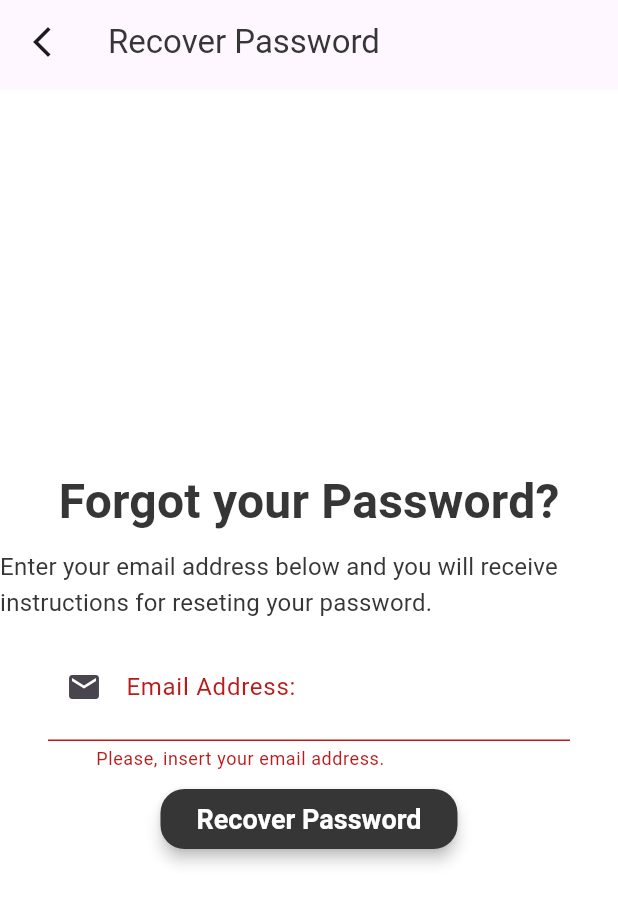
After one commit to Luis-Lobo/Flutter_Products_Demo, a Flutter app: the RecoverPasswordPageUi screen opened by its route, after a tap on "Recover Password", on a phone screen of 412 x 824 dp. The commit adds this screen. Shown: the top 904 px of the screen. Run offline on Flutter 3.47's test engine with Material 3 defaults, Android fonts, the phone set to English and light mode, and no system bars; our stand-ins replace carousel_slider, cloud_firestore, dio, equatable, firebase_auth, firebase_core and 7 more; accounts and stored records are empty; generated files the repository leaves out were written again; network calls fail.

Commit message:
recover password implementation

```diff
--- a/lib/main.dart
+++ b/lib/main.dart
@@ -7,6 +7,7 @@ import 'package:flutter_products_demo/src/core/factories/cubit_factories.dart';
 import 'package:flutter_products_demo/src/features/authentication/presentations/components/business_components/authentication_cubit.dart';
 import 'package:flutter_products_demo/src/features/authentication/presentations/user_interfaces/create_account_page_ui.dart';
 import 'package:flutter_products_demo/src/features/authentication/presentations/user_interfaces/login_page_ui.dart';
+import 'package:flutter_products_demo/src/features/authentication/presentations/user_interfaces/recover_password_page_ui.dart';
 import 'package:flutter_products_demo/src/features/products/domain/models/product_model.dart';
 import 'package:flutter_products_demo/src/features/products/presentations/user_interfaces/product_details_ui.dart';
 import 'package:flutter_products_demo/src/features/products/presentations/bussiness_components/products_cubit.dart';
@@ -61,6 +62,12 @@ final GoRouter _router = GoRouter(
             return const CreateAccountPageUI();
           },
         ),
+        GoRoute(
+          path: 'recoverPasswordPage',
+          builder: (BuildContext context, GoRouterState state) {
+            return const RecoverPasswordPageUi();
+          },
+        ),
       ],
     ),
   ],
--- a/lib/src/core/l10n/app_en.arb
+++ b/lib/src/core/l10n/app_en.arb
@@ -38,6 +38,10 @@
     "productRatings" : "Product Ratings",
     "profile" : "PROFILE",
     "purchase" : "PURCHASE",
+    "recoverPassword" : "Recover Password",
+    "recoverPasswordTitle" : "Forgot your Password?",
+    "recoverPasswordSubTitle" : "Enter your email address below and you will receive instructions for reseting your password.",
+    "recoverPasswordSuccess": "We have sent a password recovery link to your email. Please check your inbox and follow the instructions to reset your password.",
     "removeToCard" : "Removed from shopping cart",
     "search": "SEARCH",
     "securityCode": "Security Code",
--- a/lib/src/features/authentication/data/authentication_repository.dart
+++ b/lib/src/features/authentication/data/authentication_repository.dart
@@ -15,4 +15,6 @@ abstract class AuthenticationRepository {
   Future<void> login({required String email, required String password});
 
   Future<void> logout(BuildContext context);
+
+  Future<void> recoverPassword({required String email});
 }
--- a/lib/src/features/authentication/data/authentication_repository_impl.dart
+++ b/lib/src/features/authentication/data/authentication_repository_impl.dart
@@ -61,4 +61,9 @@ class AuthenticationRepositoryImpl implements AuthenticationRepository {
     await FirebaseAuth.instance.signOut();
     context.go('/');
   }
+
+  @override
+  Future<void> recoverPassword({required String email}) async {
+    await auth.sendPasswordResetEmail(email: email);
+  }
 }
--- a/lib/src/features/authentication/domain/use_cases/authentication_use_case.dart
+++ b/lib/src/features/authentication/domain/use_cases/authentication_use_case.dart
@@ -16,4 +16,6 @@ abstract class AuthenticationUseCase {
   Future<void> login({required String email, required String password});
 
   Future<void> logout(BuildContext context);
+
+  Future<void> recoverPassword({required String email});
 }
--- a/lib/src/features/authentication/domain/use_cases/authentication_use_case_impl.dart
+++ b/lib/src/features/authentication/domain/use_cases/authentication_use_case_impl.dart
@@ -32,4 +32,7 @@ class AuthenticationUseCaseImpl implements AuthenticationUseCase {
 
   @override
   Future<void> logout(BuildContext context) => _repository.logout(context);
+
+  @override
+  Future<void> recoverPassword({required String email}) => _repository.recoverPassword(email: email);
 }
--- a/lib/src/features/authentication/presentations/components/business_components/authentication_cubit.dart
+++ b/lib/src/features/authentication/presentations/components/business_components/authentication_cubit.dart
@@ -89,4 +89,19 @@ class AuthenticationCubit extends Cubit<AuthenticationState> {
       ));
     }
   }
+
+  void recoverPassword({required String email}) async {
+    emit(state.copyWith(uiState: AuthenticationUIState.loading));
+    try {
+      await _useCase.recoverPassword(email: email);
+      emit(state.copyWith(
+        recoverPasswordSucess: true,
+      ));
+    } catch (exception) {
+      emit(state.copyWith(
+        uiState: AuthenticationUIState.error,
+        recoverPasswordSucess: false,
+      ));
+    }
+  }
 }
--- a/lib/src/features/authentication/presentations/components/business_components/authentication_state.dart
+++ b/lib/src/features/authentication/presentations/components/business_components/authentication_state.dart
@@ -8,6 +8,7 @@ class AuthenticationState extends Equatable {
   final String? registerErrorMessage;
   final String? loginErrorMessage;
   final UserModel? userModel;
+  final bool recoverPasswordSucess;
 
   factory AuthenticationState.initial() => const AuthenticationState(
         uiState: AuthenticationUIState.initial,
@@ -20,6 +21,7 @@ class AuthenticationState extends Equatable {
     this.registerErrorMessage,
     this.loginErrorMessage,
     this.userModel,
+    this.recoverPasswordSucess = false,
   });
 
   AuthenticationState copyWith({
@@ -29,6 +31,7 @@ class AuthenticationState extends Equatable {
     String? registerErrorMessage,
     String? loginErrorMessage,
     UserModel? userModel,
+    bool? recoverPasswordSucess,
   }) =>
       AuthenticationState(
         uiState: uiState ?? this.uiState,
@@ -37,6 +40,7 @@ class AuthenticationState extends Equatable {
         registerErrorMessage: registerErrorMessage ?? this.registerErrorMessage,
         loginErrorMessage: loginErrorMessage ?? this.loginErrorMessage,
         userModel: userModel ?? this.userModel,
+        recoverPasswordSucess: recoverPasswordSucess ?? this.recoverPasswordSucess,
       );
 
   @override
@@ -46,6 +50,7 @@ class AuthenticationState extends Equatable {
         loginSucess,
         loginErrorMessage,
         userModel,
+        recoverPasswordSucess,
       ];
 }
 
--- a/lib/src/features/authentication/presentations/user_interfaces/create_account_page_ui.dart
+++ b/lib/src/features/authentication/presentations/user_interfaces/create_account_page_ui.dart
@@ -206,7 +206,10 @@ class _CreateAccountPageUIState extends State<CreateAccountPageUI> {
                   ),
                 ),
                 const SizedBox(height: ApplicationStylesConstants.spacing4Sp),
-                if (_errorMessage.isNotEmpty) ErrorMessage(message: _errorMessage)
+                if (_errorMessage.isNotEmpty) Padding(
+                      padding: const EdgeInsets.symmetric(horizontal: 32.0),
+                      child: ErrorMessage(message: _errorMessage),
+                    )
               ],
             ),
           ),
--- a/lib/src/features/authentication/presentations/user_interfaces/login_page_ui.dart
+++ b/lib/src/features/authentication/presentations/user_interfaces/login_page_ui.dart
@@ -1,4 +1,3 @@
-//import 'package:firebase_auth/firebase_auth.dart';
 import 'package:flutter/material.dart';
 import 'package:flutter_bloc/flutter_bloc.dart';
 import 'package:flutter_gen/gen_l10n/app_localizations.dart';
@@ -21,7 +20,6 @@ class LoginPageUi extends StatefulWidget {
 
 class _LoginPageUiState extends State<LoginPageUi> {
   bool _obscureText = true;
-  //final _auth = FirebaseAuth.instance;
   final _formKey = GlobalKey<FormState>();
   final _emailController = TextEditingController();
   final _passwordController = TextEditingController();
@@ -34,7 +32,8 @@ class _LoginPageUiState extends State<LoginPageUi> {
     final textTheme = Theme.of(context).textTheme;
     final height = MediaQuery.of(context).size.height;
     final cubit = context.read<AuthenticationCubit>();
-    return BlocConsumer<AuthenticationCubit, AuthenticationState>(listener: (context, currentState) {
+    return BlocConsumer<AuthenticationCubit, AuthenticationState>(
+      listener: (context, currentState) {
       if (_formKey.currentState!.validate()) {
         _isLoading = true;
         if (currentState.loginSucess) {
@@ -134,12 +133,15 @@ class _LoginPageUiState extends State<LoginPageUi> {
                   const SizedBox(height: ApplicationStylesConstants.spacing8Sp),
                   Flexible(
                     flex: 1,
+                    child: GestureDetector(
+                      onTap:  () => context.go('/recoverPasswordPage'),
                       child: Text(
                         l10n.forgotPassword,
                         textAlign: TextAlign.center,
                         style: textTheme.titleMedium?.copyWith(
                           color: ApplicationColors.darkBlue,
                           fontWeight: FontWeight.w400,
+                        ),
                       ),
                     ),
                   ),
@@ -170,7 +172,10 @@ class _LoginPageUiState extends State<LoginPageUi> {
                     ),
                   ),
                   const SizedBox(height: ApplicationStylesConstants.spacing4Sp),
-                  if (_errorMessage.isNotEmpty) ErrorMessage(message: _errorMessage)
+                  if (_errorMessage.isNotEmpty) Padding(
+                      padding: const EdgeInsets.symmetric(horizontal: 32.0),
+                      child: ErrorMessage(message: _errorMessage),
+                    )
                 ],
               ),
             ),
--- /dev/null
+++ b/lib/src/features/authentication/presentations/user_interfaces/recover_password_page_ui.dart
@@ -0,0 +1,119 @@
+import 'package:flutter/material.dart';
+import 'package:flutter_bloc/flutter_bloc.dart';
+import 'package:flutter_gen/gen_l10n/app_localizations.dart';
+import 'package:flutter_products_demo/src/core/components/product_button.dart';
+import 'package:flutter_products_demo/src/core/components/product_circular_progress_indicator.dart';
+import 'package:flutter_products_demo/src/core/components/product_text_form_field.dart';
+import 'package:flutter_products_demo/src/core/components/products_bar.dart';
+import 'package:flutter_products_demo/src/core/theme/application_colors.dart';
+import 'package:flutter_products_demo/src/core/theme/application_styles_constants.dart';
+import 'package:flutter_products_demo/src/features/authentication/presentations/components/business_components/authentication_cubit.dart';
+import 'package:flutter_products_demo/src/features/authentication/presentations/components/business_components/authentication_state.dart';
+import 'package:flutter_products_demo/src/features/authentication/presentations/components/error_message.dart';
+import 'package:flutter_products_demo/src/features/products/presentations/components/product_snack_bar.dart';
+import 'package:go_router/go_router.dart';
+
+class RecoverPasswordPageUi extends StatefulWidget {
+  const RecoverPasswordPageUi({super.key});
+
+  @override
+  State<RecoverPasswordPageUi> createState() => _RecoverPasswordPageUiState();
+}
+
+class _RecoverPasswordPageUiState extends State<RecoverPasswordPageUi> {
+  final _formKey = GlobalKey<FormState>();
+  final _emailController = TextEditingController();
+  bool _isLoading = false;
+  String _errorMessage = "";
+
+  @override
+  Widget build(BuildContext context) {
+    final l10n = AppLocalizations.of(context)!;
+    final textTheme = Theme.of(context).textTheme;
+    final cubit = context.read<AuthenticationCubit>();
+    return BlocConsumer<AuthenticationCubit, AuthenticationState>(
+        listener: (context, currentState) {
+          if (_formKey.currentState!.validate()) {
+        _isLoading = true;
+        if (currentState.recoverPasswordSucess) {
+          ProductSnackBar.showAdditionSnackBar(context: context, message: l10n.recoverPasswordSuccess);
+        } else {
+          _errorMessage = 'Recover password failed: ${currentState.loginErrorMessage}';
+        }
+        _isLoading = false;
+      }
+        },
+        builder: (context, state) {
+          return Scaffold(
+            appBar: ProductsBar(
+              title: l10n.recoverPassword,
+              onPop: () => context.pop(),
+            ),
+            body: Form(
+              key: _formKey,
+              child: Container(
+                color: ApplicationColors.white,
+                child: Column(
+                  mainAxisAlignment: MainAxisAlignment.center,
+                  children: [
+                    Text(
+                      l10n.recoverPasswordTitle,
+                      style: textTheme.titleMedium?.copyWith(
+                        color: ApplicationColors.black36,
+                        fontWeight: FontWeight.w700,
+                        fontSize: 32,
+                      ),
+                    ),
+                    const SizedBox(height: ApplicationStylesConstants.spacing8Sp),
+                    Text(
+                      l10n.recoverPasswordSubTitle,
+                      style: textTheme.titleMedium?.copyWith(
+                        color: ApplicationColors.black36,
+                        fontWeight: FontWeight.w400,
+                        fontSize: 16,
+                      ),
+                    ),
+                    const SizedBox(height: ApplicationStylesConstants.spacing8Sp),
+                    Padding(
+                      padding: const EdgeInsets.symmetric(horizontal: 32.0),
+                      child: ProductTextFormField(
+                        hintText: l10n.emailAddress,
+                        labelText: l10n.emailAddress,
+                        controller: _emailController,
+                        keyboardType: TextInputType.emailAddress,
+                        prefixIcon: const Icon(Icons.email),
+                        validator: (value) {
+                          if (value == null || value.isEmpty) {
+                            return l10n.emailAddressInsert;
+                          }
+                          return null;
+                        },
+                        onChanged: (value) {
+                          _emailController.text = value;
+                        },
+                      ),
+                    ),
+                    const SizedBox(height: ApplicationStylesConstants.spacing8Sp),
+                    Padding(
+                      padding: const EdgeInsets.symmetric(horizontal: 32.0),
+                      child: _isLoading ?
+                        const ProductCircularProgressIndicator()
+                      : ProductButton(
+                        textButton: l10n.recoverPassword,
+                        borderRadius: BorderRadius.circular(16.0),
+                        onPressed: () => cubit.recoverPassword(email: _emailController.text),
+                      ),
+                    ),
+                    const SizedBox(height: ApplicationStylesConstants.spacing4Sp),
+                    if (_errorMessage.isNotEmpty) Padding(
+                      padding: const EdgeInsets.symmetric(horizontal: 32.0),
+                      child: ErrorMessage(message: _errorMessage),
+                    )
+                  ],
+                ),
+              ),
+            ),
+          );
+        });
+  }
+}
```
Also changed, not shown: 5 other files. Lines whose indentation alone changed are shown as unchanged.
